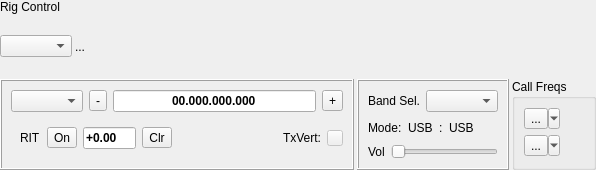
Rsclub22/Minos2-Mirror, file mqt/MqtLogger/rigcontrolframe.ui: the form before one commit.
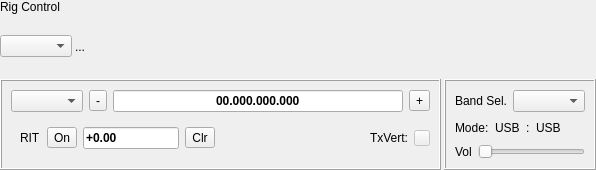
The form after the commit. Custom widgets are drawn as their Qt base class.

Commit message: Separate run buttons as a new panel type

```diff
--- a/mqt/MqtLogger/rigcontrolframe.ui
+++ b/mqt/MqtLogger/rigcontrolframe.ui
@@ -386,41 +386,6 @@
        </layout>
       </widget>
      </item>
-     <item>
-      <widget class="QGroupBox" name="groupBox_2">
-       <property name="title">
-        <string>Call Freqs</string>
-       </property>
-       <layout class="QVBoxLayout" name="verticalLayout_4">
-        <item>
-         <widget class="QToolButton" name="RunButton1">
-          <property name="focusPolicy">
-           <enum>Qt::NoFocus</enum>
-          </property>
-          <property name="text">
-           <string>...</string>
-          </property>
-          <property name="popupMode">
-           <enum>QToolButton::MenuButtonPopup</enum>
-          </property>
-         </widget>
-        </item>
-        <item>
-         <widget class="QToolButton" name="RunButton2">
-          <property name="focusPolicy">
-           <enum>Qt::NoFocus</enum>
-          </property>
-          <property name="text">
-           <string>...</string>
-          </property>
-          <property name="popupMode">
-           <enum>QToolButton::MenuButtonPopup</enum>
-          </property>
-         </widget>
-        </item>
-       </layout>
-      </widget>
-     </item>
     </layout>
    </item>
   </layout>
```
The commit also changes 14 other files.
